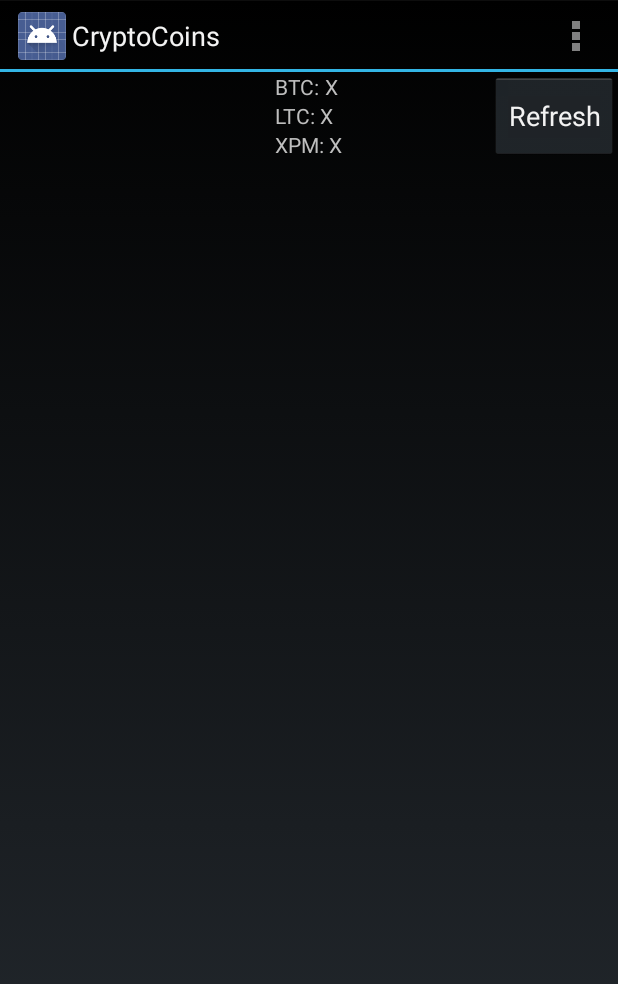
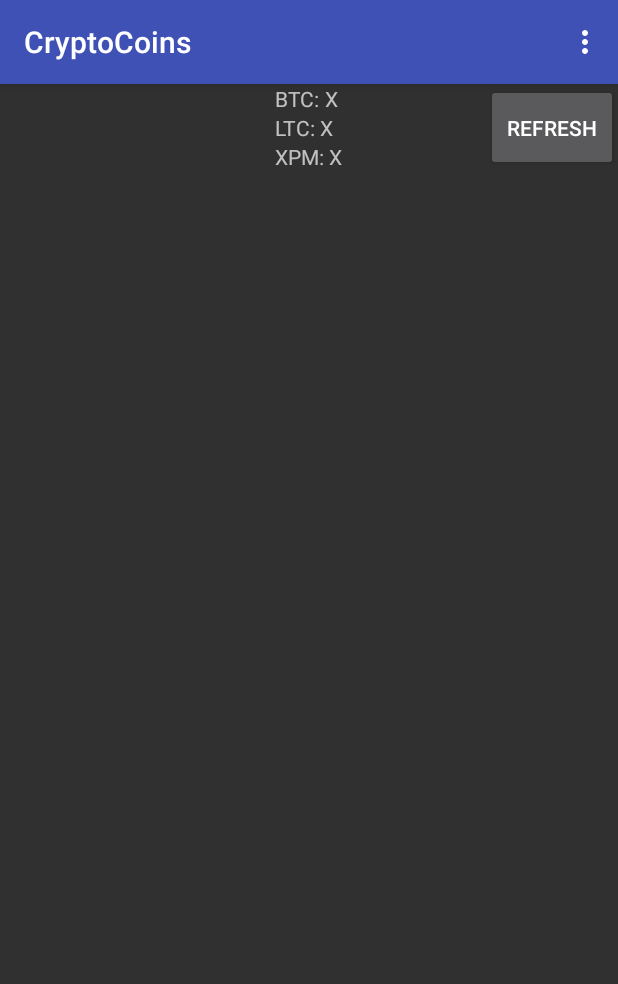
Before and after one commit to tajchert/CryptoCoins, an Android app: the MainActivity screen opened directly, with no data from a screen before it, on a phone screen of 412 x 824 dp. Shown: the top 984 px of the screen. Run offline under Robolectric (Android 15) with nearby library versions, the phone set to English and light mode, and no system bars.

Commit message:
Material design, deleted about and help screens

```diff
--- a/app/build.gradle
+++ b/app/build.gradle
@@ -21,7 +21,7 @@ android {
 
 dependencies {
     compile fileTree(dir: 'libs', include: ['*.jar'])
-    compile 'com.android.support:appcompat-v7:22.1.0'
-    compile 'com.google.code.gson:gson:2.2.+'
+    compile 'com.android.support:appcompat-v7:22.1.1'
+    compile 'com.google.code.gson:gson:2.3.+'
     compile group: 'org.achartengine', name: 'achartengine', version: '1.1.0'
 }
--- a/app/src/main/java/com/tajchert/cryptsy/ui/MainActivity.java
+++ b/app/src/main/java/com/tajchert/cryptsy/ui/MainActivity.java
@@ -1,6 +1,5 @@
 package com.tajchert.cryptsy.ui;
 
-import android.app.Activity;
 import android.app.AlertDialog;
 import android.app.ProgressDialog;
 import android.content.Context;
@@ -11,6 +10,7 @@ import android.net.ConnectivityManager;
 import android.net.NetworkInfo;
 import android.os.AsyncTask;
 import android.os.Bundle;
+import android.support.v7.app.AppCompatActivity;
 import android.util.Log;
 import android.util.SparseArray;
 import android.view.Menu;
@@ -36,7 +36,7 @@ import java.util.ArrayList;
 import java.util.Calendar;
 
 
-public class MainActivity extends Activity {
+public class MainActivity extends AppCompatActivity {
 
 	private final static String PREF_NAME = "com.tajchert.cryptsy";
 	private final static String DATE_TIME_UPDATE = "com.tajchert.cryptsy.lastrundate";
@@ -468,14 +468,6 @@ public class MainActivity extends Activity {
 	        if (item.getItemId() == R.id.action_settings) {
 		        startActivity(new Intent(this, Settings.class));
 		    }
-		    if (item.getItemId() == R.id.action_about) {
-		        startActivity(new Intent(this, About.class));
-		    }
-		    if (item.getItemId() == R.id.action_help) {
-		        startActivity(new Intent(this, HelpActivity.class));
-		    }
 	        return false;
 	    }
-
-
 }
--- a/app/src/main/java/com/tajchert/cryptsy/ui/Settings.java
+++ b/app/src/main/java/com/tajchert/cryptsy/ui/Settings.java
@@ -273,12 +273,6 @@ public class Settings extends Activity {
         if (item.getItemId() == R.id.action_settings) {
 	        startActivity(new Intent(this, Settings.class));
 	    }
-	    if (item.getItemId() == R.id.action_about) {
-	        startActivity(new Intent(this, About.class));
-	    }
-	    if (item.getItemId() == R.id.action_help) {
-	        startActivity(new Intent(this, HelpActivity.class));
-	    }
         return false;
     }
 }
--- a/app/src/main/res/menu/nothome.xml
+++ b/app/src/main/res/menu/nothome.xml
@@ -6,20 +6,4 @@
         android:showAsAction="never"
         android:title="Settings"/>
 
-    <item
-        android:id="@+id/action_about"
-        android:orderInCategory="2"
-        android:showAsAction="never"
-        android:title="About"/>
-    <item
-        android:id="@+id/action_help"
-        android:orderInCategory="3"
-        android:showAsAction="never"
-        android:title="Help"/>
-    <item
-            android:id="@+id/menu_ratenow"
-            android:orderInCategory="100"
-            android:showAsAction="never"
-            android:title="Rate App" />
-
 </menu>
--- a/app/src/main/res/values-v11/styles.xml
+++ /dev/null
@@ -1,11 +0,0 @@
-<resources>
-
-    <!--
-        Base application theme for API 11+. This theme completely replaces
-        AppBaseTheme from res/values/styles.xml on API 11+ devices.
-    -->
-    <style name="AppBaseTheme" parent="android:Theme.Holo">
-        <!-- API 11 theme customizations can go here. -->
-    </style>
-
-</resources>
--- a/app/src/main/res/values-v14/styles.xml
+++ /dev/null
@@ -1,12 +0,0 @@
-<resources>
-
-    <!--
-        Base application theme for API 14+. This theme completely replaces
-        AppBaseTheme from BOTH res/values/styles.xml and
-        res/values-v11/styles.xml on API 14+ devices.
-    -->
-    <style name="AppBaseTheme" parent="android:Theme.Holo">
-        <!-- API 14 theme customizations can go here. -->
-    </style>
-
-</resources>
--- /dev/null
+++ b/app/src/main/res/values/colors.xml
@@ -0,0 +1,8 @@
+<?xml version="1.0" encoding="utf-8"?>
+<resources>
+    <color name="theme_dark_primary">#303F9F</color>
+    <color name="theme_primary">#3F51B5</color>
+    <color name="theme_accent">#00BCD4</color>
+
+    <color name="theme_background">#ff3f4242</color>
+</resources>
--- a/app/src/main/res/values/styles.xml
+++ b/app/src/main/res/values/styles.xml
@@ -1,20 +1,9 @@
 <resources>
 
-    <!--
-        Base application theme, dependent on API level. This theme is replaced
-        by AppBaseTheme from res/values-vXX/styles.xml on newer devices.
-    -->
-    <style name="AppBaseTheme" parent="android:Theme.Holo">
-        <!--
-            Theme customizations available in newer API levels can go in
-            res/values-vXX/styles.xml, while customizations related to
-            backward-compatibility can go here.
-        -->
-    </style>
-
-    <!-- Application theme. -->
-    <style name="AppTheme" parent="AppBaseTheme">
-        <!-- All customizations that are NOT specific to a particular API-level can go here. -->
+    <style name="AppTheme" parent="Theme.AppCompat">
+        <item name="colorPrimaryDark">@color/theme_dark_primary</item>
+        <item name="colorPrimary">@color/theme_primary</item>
+        <item name="colorAccent">@color/theme_accent</item>
     </style>
 
 </resources>
```
Also changed, not shown: app/src/main/AndroidManifest.xml (+4 -17 lines), app/src/main/java/com/tajchert/cryptsy/ui/About.java (deleted, +0 -52 lines), app/src/main/java/com/tajchert/cryptsy/ui/HelpActivity.java (deleted, +0 -44 lines), 1 other file.
